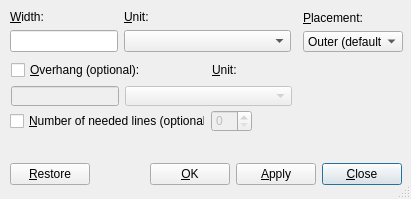
Before: the Qt Designer form src/frontends/qt4/ui/WrapUi.ui in cburschka/lyx, drawn with Qt 5.
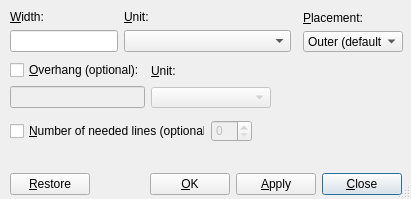
After: the same form once the commit is applied. Custom widgets are drawn as their Qt base class.

Commit message: WrapUi.ui: better dialog layout

```diff
--- a/src/frontends/qt4/ui/WrapUi.ui
+++ b/src/frontends/qt4/ui/WrapUi.ui
@@ -15,115 +15,6 @@
   <property name="sizeGripEnabled" >
    <bool>true</bool>
   </property>
-  <widget class="QWidget" name="layoutWidget_1" >
-   <property name="geometry" >
-    <rect>
-     <x>10</x>
-     <y>140</y>
-     <width>392</width>
-     <height>45</height>
-    </rect>
-   </property>
-   <layout class="QVBoxLayout" >
-    <property name="margin" >
-     <number>0</number>
-    </property>
-    <property name="spacing" >
-     <number>6</number>
-    </property>
-    <item>
-     <spacer>
-      <property name="orientation" >
-       <enum>Qt::Vertical</enum>
-      </property>
-      <property name="sizeType" >
-       <enum>QSizePolicy::Expanding</enum>
-      </property>
-      <property name="sizeHint" >
-       <size>
-        <width>390</width>
-        <height>10</height>
-       </size>
-      </property>
-     </spacer>
-    </item>
-    <item>
-     <layout class="QHBoxLayout" >
-      <property name="margin" >
-       <number>0</number>
-      </property>
-      <property name="spacing" >
-       <number>6</number>
-      </property>
-      <item>
-       <widget class="QPushButton" name="restorePB" >
-        <property name="toolTip" >
-         <string/>
-        </property>
-        <property name="text" >
-         <string>&amp;Restore</string>
-        </property>
-        <property name="default" >
-         <bool>false</bool>
-        </property>
-       </widget>
-      </item>
-      <item>
-       <spacer>
-        <property name="orientation" >
-         <enum>Qt::Horizontal</enum>
-        </property>
-        <property name="sizeType" >
-         <enum>QSizePolicy::Expanding</enum>
-        </property>
-        <property name="sizeHint" >
-         <size>
-          <width>20</width>
-          <height>20</height>
-         </size>
-        </property>
-       </spacer>
-      </item>
-      <item>
-       <widget class="QPushButton" name="okPB" >
-        <property name="toolTip" >
-         <string/>
-        </property>
-        <property name="text" >
-         <string>&amp;OK</string>
-        </property>
-        <property name="default" >
-         <bool>false</bool>
-        </property>
-       </widget>
-      </item>
-      <item>
-       <widget class="QPushButton" name="applyPB" >
-        <property name="toolTip" >
-         <string/>
-        </property>
-        <property name="text" >
-         <string>&amp;Apply</string>
-        </property>
-        <property name="default" >
-         <bool>false</bool>
-        </property>
-       </widget>
-      </item>
-      <item>
-       <widget class="QPushButton" name="closePB" >
-        <property name="text" >
-         <string>&amp;Close</string>
-        </property>
-        <property name="default" >
-         <bool>true</bool>
-        </property>
-       </widget>
-      </item>
-     </layout>
-    </item>
-   </layout>
-  </widget>
   <widget class="QWidget" name="layoutWidget_2" >
    <property name="geometry" >
     <rect>
@@ -201,6 +92,44 @@
     </item>
    </layout>
   </widget>
+  <widget class="QWidget" name="layoutWidget_4" >
+   <property name="geometry" >
+    <rect>
+     <x>10</x>
+     <y>120</y>
+     <width>242</width>
+     <height>22</height>
+    </rect>
+   </property>
+   <layout class="QGridLayout" >
+    <property name="margin" >
+     <number>0</number>
+    </property>
+    <property name="spacing" >
+     <number>6</number>
+    </property>
+    <item row="0" column="1" >
+     <widget class="QSpinBox" name="linesSB" >
+      <property name="enabled" >
+       <bool>false</bool>
+      </property>
+      <property name="toolTip" >
+       <string>number of needed lines</string>
+      </property>
+     </widget>
+    </item>
+    <item row="0" column="0" >
+     <widget class="QCheckBox" name="linesCB" >
+      <property name="toolTip" >
+       <string>use number of lines</string>
+      </property>
+      <property name="text" >
+       <string>&amp;Number of needed lines (optional):</string>
+      </property>
+     </widget>
+    </item>
+   </layout>
+  </widget>
   <widget class="QWidget" name="layoutWidget_3" >
    <property name="geometry" >
     <rect>
@@ -256,51 +185,13 @@
     </item>
    </layout>
   </widget>
-  <widget class="QWidget" name="layoutWidget_4" >
+  <widget class="QWidget" name="" >
    <property name="geometry" >
     <rect>
      <x>10</x>
-     <y>110</y>
-     <width>242</width>
-     <height>22</height>
-    </rect>
-   </property>
-   <layout class="QGridLayout" >
-    <property name="margin" >
-     <number>0</number>
-    </property>
-    <property name="spacing" >
-     <number>6</number>
-    </property>
-    <item row="0" column="1" >
-     <widget class="QSpinBox" name="linesSB" >
-      <property name="enabled" >
-       <bool>false</bool>
-      </property>
-      <property name="toolTip" >
-       <string>number of needed lines</string>
-      </property>
-     </widget>
-    </item>
-    <item row="0" column="0" >
-     <widget class="QCheckBox" name="linesCB" >
-      <property name="toolTip" >
-       <string>use number of lines</string>
-      </property>
-      <property name="text" >
-       <string>&amp;Number of needed lines (optional):</string>
-      </property>
-     </widget>
-    </item>
-   </layout>
-  </widget>
-  <widget class="QWidget" name="layoutWidget_5" >
-   <property name="geometry" >
-    <rect>
-     <x>11</x>
      <y>60</y>
-     <width>281</width>
-     <height>46</height>
+     <width>261</width>
+     <height>48</height>
     </rect>
    </property>
    <layout class="QGridLayout" >
@@ -310,38 +201,15 @@
     <property name="spacing" >
      <number>6</number>
     </property>
-    <item row="0" column="0" colspan="2" >
-     <widget class="QCheckBox" name="overhangCB" >
-      <property name="toolTip" >
-       <string>use overhang</string>
+    <item row="0" column="1" >
+     <layout class="QVBoxLayout" >
+      <property name="margin" >
+       <number>0</number>
       </property>
-      <property name="text" >
-       <string>&amp;Overhang (optional):</string>
+      <property name="spacing" >
+       <number>6</number>
       </property>
-      <property name="checked" >
-       <bool>false</bool>
-      </property>
-     </widget>
-    </item>
-    <item row="1" column="0" >
-     <widget class="QLineEdit" name="overhangED" >
-      <property name="enabled" >
-       <bool>false</bool>
-      </property>
-      <property name="sizePolicy" >
-       <sizepolicy>
-        <hsizetype>1</hsizetype>
-        <vsizetype>0</vsizetype>
-        <horstretch>0</horstretch>
-        <verstretch>0</verstretch>
-       </sizepolicy>
-      </property>
-      <property name="toolTip" >
-       <string>Overhang value</string>
-      </property>
-     </widget>
-    </item>
-    <item row="0" column="2" >
+      <item>
      <widget class="QLabel" name="overhangUnitLA" >
       <property name="text" >
        <string>&amp;Unit:</string>
@@ -351,7 +219,7 @@
       </property>
      </widget>
     </item>
-    <item row="1" column="1" colspan="2" >
+      <item>
      <widget class="LengthCombo" name="overhangUnitLC" >
       <property name="enabled" >
        <bool>false</bool>
@@ -377,6 +245,158 @@
        <string>Unit of overhang value</string>
       </property>
      </widget>
+      </item>
+     </layout>
+    </item>
+    <item row="0" column="0" >
+     <layout class="QVBoxLayout" >
+      <property name="margin" >
+       <number>0</number>
+      </property>
+      <property name="spacing" >
+       <number>6</number>
+      </property>
+      <item>
+       <widget class="QCheckBox" name="overhangCB" >
+        <property name="toolTip" >
+         <string>use overhang</string>
+        </property>
+        <property name="text" >
+         <string>&amp;Overhang (optional):</string>
+        </property>
+        <property name="checked" >
+         <bool>false</bool>
+        </property>
+       </widget>
+      </item>
+      <item>
+       <widget class="QLineEdit" name="overhangED" >
+        <property name="enabled" >
+         <bool>false</bool>
+        </property>
+        <property name="sizePolicy" >
+         <sizepolicy>
+          <hsizetype>1</hsizetype>
+          <vsizetype>0</vsizetype>
+          <horstretch>0</horstretch>
+          <verstretch>0</verstretch>
+         </sizepolicy>
+        </property>
+        <property name="toolTip" >
+         <string>Overhang value</string>
+        </property>
+       </widget>
+      </item>
+     </layout>
+    </item>
+   </layout>
+  </widget>
+  <widget class="QWidget" name="layoutWidget_1" >
+   <property name="geometry" >
+    <rect>
+     <x>10</x>
+     <y>150</y>
+     <width>392</width>
+     <height>45</height>
+    </rect>
+   </property>
+   <layout class="QVBoxLayout" >
+    <property name="margin" >
+     <number>0</number>
+    </property>
+    <property name="spacing" >
+     <number>6</number>
+    </property>
+    <item>
+     <spacer>
+      <property name="orientation" >
+       <enum>Qt::Vertical</enum>
+      </property>
+      <property name="sizeType" >
+       <enum>QSizePolicy::Expanding</enum>
+      </property>
+      <property name="sizeHint" >
+       <size>
+        <width>390</width>
+        <height>10</height>
+       </size>
+      </property>
+     </spacer>
+    </item>
+    <item>
+     <layout class="QHBoxLayout" >
+      <property name="margin" >
+       <number>0</number>
+      </property>
+      <property name="spacing" >
+       <number>6</number>
+      </property>
+      <item>
+       <widget class="QPushButton" name="restorePB" >
+        <property name="toolTip" >
+         <string/>
+        </property>
+        <property name="text" >
+         <string>&amp;Restore</string>
+        </property>
+        <property name="default" >
+         <bool>false</bool>
+        </property>
+       </widget>
+      </item>
+      <item>
+       <spacer>
+        <property name="orientation" >
+         <enum>Qt::Horizontal</enum>
+        </property>
+        <property name="sizeType" >
+         <enum>QSizePolicy::Expanding</enum>
+        </property>
+        <property name="sizeHint" >
+         <size>
+          <width>20</width>
+          <height>20</height>
+         </size>
+        </property>
+       </spacer>
+      </item>
+      <item>
+       <widget class="QPushButton" name="okPB" >
+        <property name="toolTip" >
+         <string/>
+        </property>
+        <property name="text" >
+         <string>&amp;OK</string>
+        </property>
+        <property name="default" >
+         <bool>false</bool>
+        </property>
+       </widget>
+      </item>
+      <item>
+       <widget class="QPushButton" name="applyPB" >
+        <property name="toolTip" >
+         <string/>
+        </property>
+        <property name="text" >
+         <string>&amp;Apply</string>
+        </property>
+        <property name="default" >
+         <bool>false</bool>
+        </property>
+       </widget>
+      </item>
+      <item>
+       <widget class="QPushButton" name="closePB" >
+        <property name="text" >
+         <string>&amp;Close</string>
+        </property>
+        <property name="default" >
+         <bool>true</bool>
+        </property>
+       </widget>
+      </item>
+     </layout>
     </item>
    </layout>
   </widget>
```
Lines whose indentation alone changed are shown as unchanged.
